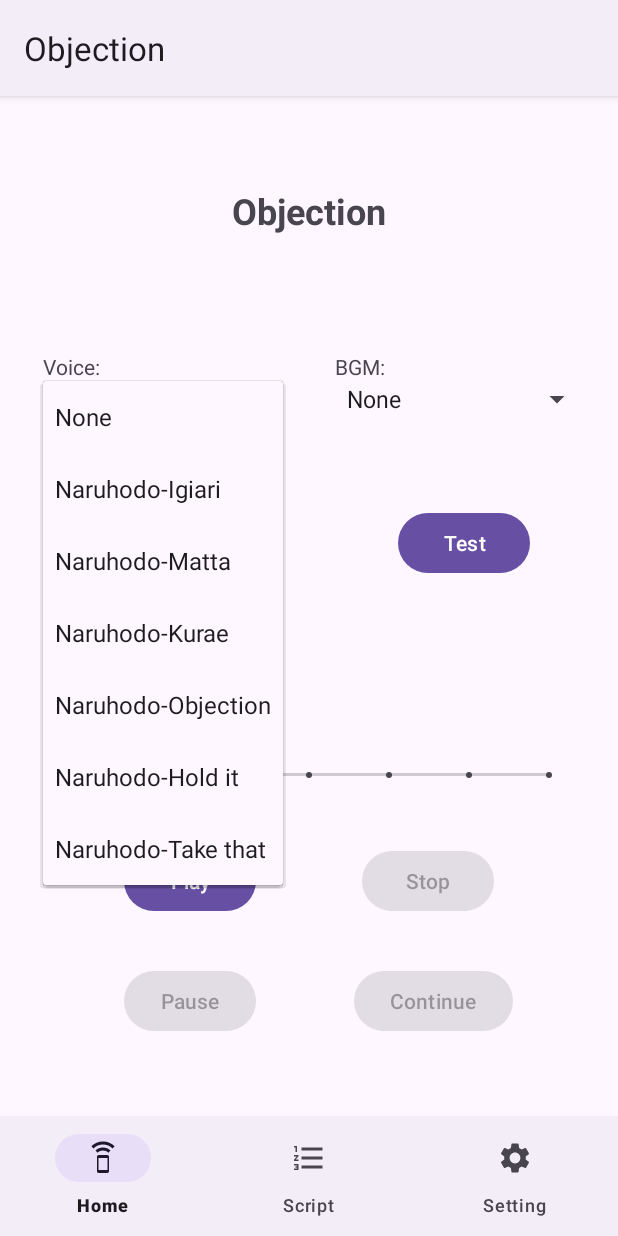
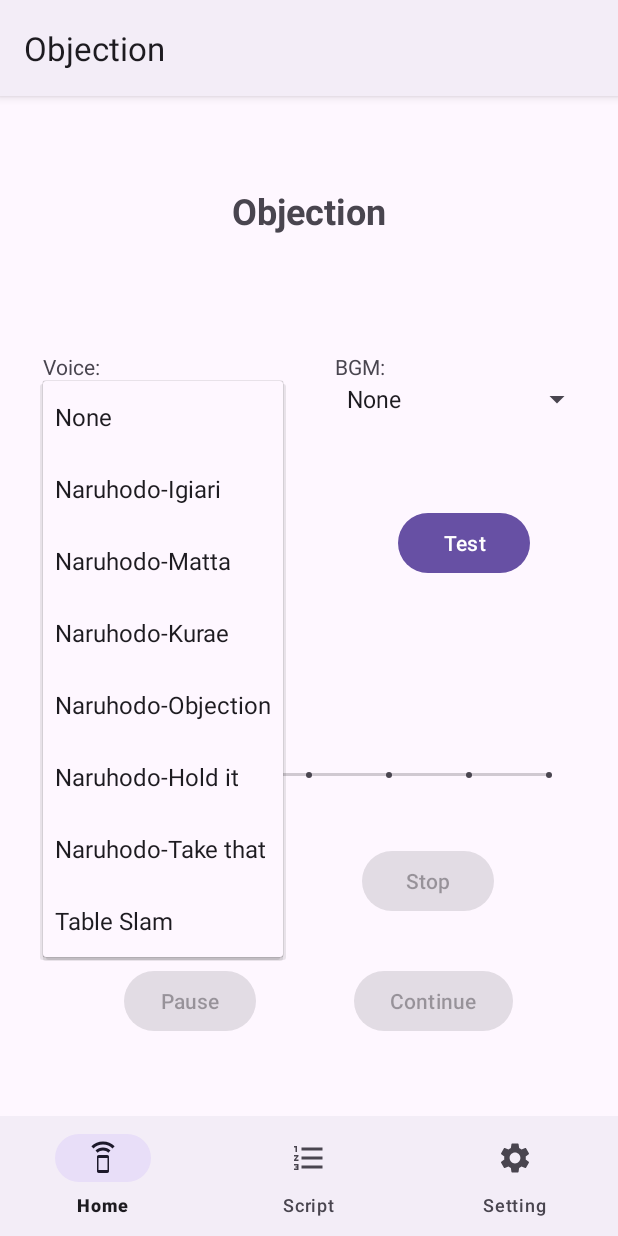
Before and after one commit to Kenny3311/Objection, an Android app: the screen it shows after launch (MainActivity), after a tap on "None", on a phone screen of 412 x 824 dp. Run offline under Robolectric (Android 15) with nearby library versions, the phone set to English and light mode, and no system bars.

Commit message:
0.3.0 Add Image, add vibration

```diff
--- a/app/src/main/AndroidManifest.xml
+++ b/app/src/main/AndroidManifest.xml
@@ -25,4 +25,5 @@
     </application>
     <uses-permission android:name="android.permission.BODY_SENSORS"/>
     <uses-feature android:name="android.hardware.sensor.accelerometer"/>
+    <uses-permission android:name="android.permission.VIBRATE" />
 </manifest>
--- a/app/src/main/res/layout/fragment_home.xml
+++ b/app/src/main/res/layout/fragment_home.xml
@@ -74,17 +74,6 @@
         android:layout_height="wrap_content"
         android:orientation="horizontal"
         app:layout_constraintGuide_begin="409dp" />
-
-    <ImageView
-        android:id="@+id/imageView"
-        android:layout_width="wrap_content"
-        android:layout_height="wrap_content"
-        android:visibility="gone"
-        app:layout_constraintBottom_toBottomOf="parent"
-        app:layout_constraintEnd_toEndOf="parent"
-        app:layout_constraintStart_toStartOf="parent"
-        app:layout_constraintTop_toTopOf="parent"
-        tools:src="@tools:sample/avatars" />
 
     <Button
         android:id="@+id/btnVoice"
@@ -179,4 +168,15 @@
         app:layout_constraintStart_toStartOf="@+id/guideline3"
         app:layout_constraintTop_toTopOf="@+id/btnPause" />
 
+    <ImageView
+        android:id="@+id/imageView"
+        android:layout_width="wrap_content"
+        android:layout_height="wrap_content"
+        android:visibility="gone"
+        app:layout_constraintBottom_toBottomOf="parent"
+        app:layout_constraintEnd_toEndOf="parent"
+        app:layout_constraintStart_toStartOf="parent"
+        app:layout_constraintTop_toTopOf="parent"
+        tools:src="@tools:sample/avatars" />
+
 </androidx.constraintlayout.widget.ConstraintLayout>
--- a/app/src/main/res/values/strings.xml
+++ b/app/src/main/res/values/strings.xml
@@ -9,6 +9,7 @@
         <item>Naruhodo-Objection</item>
         <item>Naruhodo-Hold it</item>
         <item>Naruhodo-Take that</item>
+        <item>Table Slam</item>
     </string-array>
     <string-array name="BGM">
         <item>None</item>
```
Also changed, not shown: app/src/main/java/com/example/myapplication/HomeFragment.java (+39 -2 lines), app/src/main/res/drawable/holdit.png (added), app/src/main/res/drawable/igiari.png (added), app/src/main/res/drawable/kurae.png (added), app/src/main/res/drawable/matta.png (added), app/src/main/res/drawable/objection.png (added), app/src/main/res/drawable/takethat.png (added), 1 other file.
